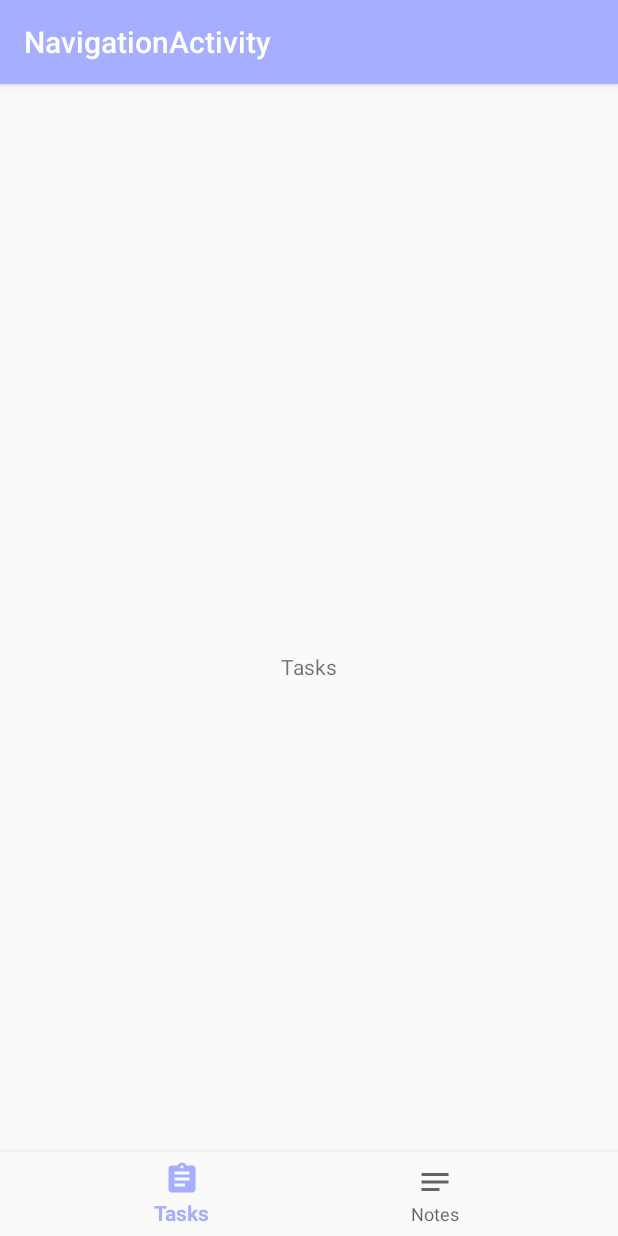
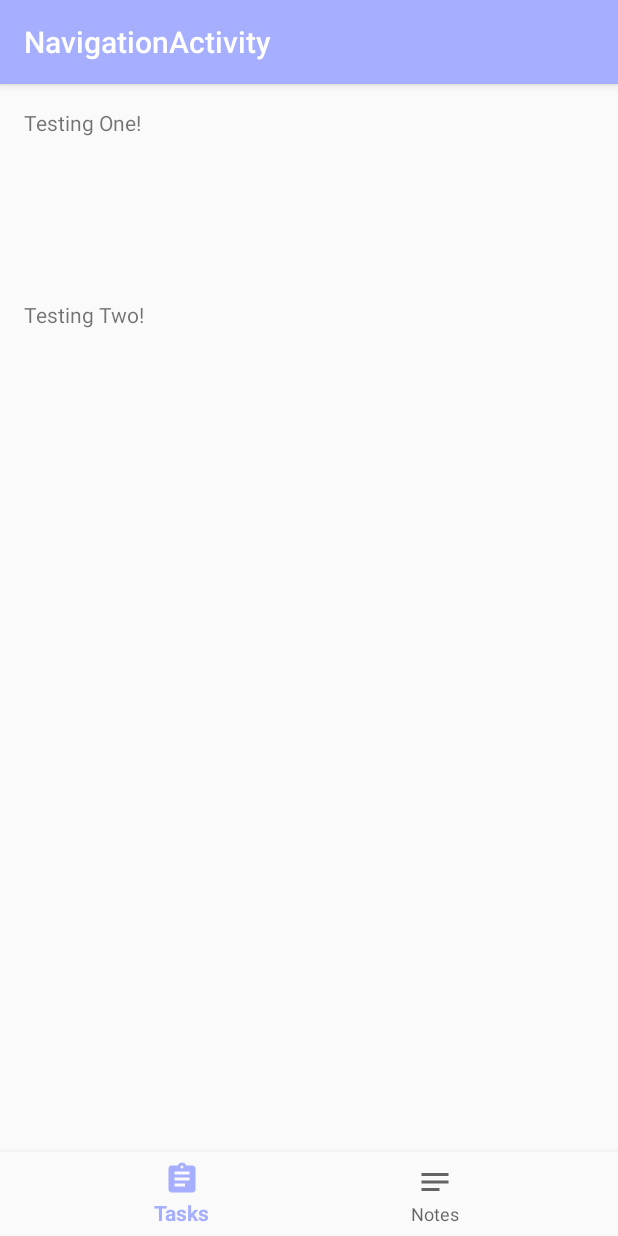
Before and after one commit to ProductivityCafe/UdemyCourseWalkthrough, an Android app: the screen it shows after launch (NavigationActivity), on a phone screen of 412 x 824 dp. Run offline under Robolectric (Android 15) with nearby library versions, the phone set to English and light mode, and no system bars.

Commit message:
added task recycler view

```diff
--- /dev/null
+++ b/app/src/main/java/course/intermediate/notes/tasks/TaskAdapter.kt
@@ -0,0 +1,34 @@
+package course.intermediate.notes.tasks
+
+import android.view.LayoutInflater
+import android.view.View
+import android.view.ViewGroup
+import androidx.recyclerview.widget.RecyclerView
+import course.intermediate.notes.R
+import course.intermediate.notes.models.Task
+import kotlinx.android.synthetic.main.item_task.view.*
+
+class TaskAdapter(
+    private val taskList: MutableList<Task> = mutableListOf()
+): RecyclerView.Adapter<RecyclerView.ViewHolder>() {
+
+    override fun onCreateViewHolder(parent: ViewGroup, viewType: Int): RecyclerView.ViewHolder =
+        ViewHolder(LayoutInflater.from(parent.context).inflate(R.layout.item_task, parent, false))
+
+
+    override fun getItemCount(): Int = taskList.size
+
+    override fun onBindViewHolder(holder: RecyclerView.ViewHolder, position: Int) {
+        (holder as ViewHolder).onBind(taskList[position])
+    }
+
+
+    class ViewHolder(val view: View): RecyclerView.ViewHolder(view) {
+
+        fun onBind(task: Task) {
+            view.titleView.text = task.title
+        }
+
+    }
+
+}
--- a/app/src/main/java/course/intermediate/notes/tasks/TasksListFragment.kt
+++ b/app/src/main/java/course/intermediate/notes/tasks/TasksListFragment.kt
@@ -6,8 +6,11 @@ import androidx.fragment.app.Fragment
 import android.view.LayoutInflater
 import android.view.View
 import android.view.ViewGroup
+import androidx.recyclerview.widget.LinearLayoutManager
 
 import course.intermediate.notes.R
+import course.intermediate.notes.models.Task
+import kotlinx.android.synthetic.main.fragment_tasks_list.*
 
 class TasksListFragment : Fragment() {
 
@@ -23,6 +26,18 @@ class TasksListFragment : Fragment() {
         return inflater.inflate(R.layout.fragment_tasks_list, container, false)
     }
 
+    override fun onViewCreated(view: View, savedInstanceState: Bundle?) {
+        super.onViewCreated(view, savedInstanceState)
+
+        recyclerView.layoutManager = LinearLayoutManager(context)
+        val adapter = TaskAdapter(mutableListOf(
+            Task("Testing One!"),
+            Task("Testing Two!")
+        ))
+        recyclerView.adapter = adapter
+
+    }
+
     companion object {
         fun newInstance() = TasksListFragment()
     }
--- a/app/src/main/res/layout/fragment_tasks_list.xml
+++ b/app/src/main/res/layout/fragment_tasks_list.xml
@@ -7,18 +7,13 @@
         android:layout_height="match_parent"
         tools:context=".tasks.TasksListFragment">
 
-    <TextView
-            android:layout_width="wrap_content"
-            android:layout_height="wrap_content"
-            android:text="@string/title_task"
+
+    <androidx.recyclerview.widget.RecyclerView
+            android:id="@+id/recyclerView"
+            android:layout_width="match_parent"
+            android:layout_height="match_parent"
             app:layout_constraintTop_toTopOf="parent"
             app:layout_constraintStart_toStartOf="parent"
             app:layout_constraintEnd_toEndOf="parent"
-            app:layout_constraintBottom_toBottomOf="parent"
-            android:layout_marginEnd="8dp"
-            android:layout_marginStart="8dp"
-            android:layout_marginTop="16dp"
-            android:layout_marginBottom="8dp"
-    />
-
+            app:layout_constraintBottom_toBottomOf="parent"/>
 </androidx.constraintlayout.widget.ConstraintLayout>
--- /dev/null
+++ b/app/src/main/res/layout/item_task.xml
@@ -0,0 +1,18 @@
+<?xml version="1.0" encoding="utf-8"?>
+<androidx.constraintlayout.widget.ConstraintLayout
+        xmlns:android="http://schemas.android.com/apk/res/android"
+        xmlns:app="http://schemas.android.com/apk/res-auto"
+        android:layout_width="match_parent"
+        android:layout_height="@dimen/simple_item_view_height">
+
+    <TextView
+            android:id="@+id/titleView"
+            android:text="TextView"
+            android:layout_width="wrap_content"
+            android:layout_height="wrap_content"
+            android:layout_marginStart="@dimen/item_margin_default"
+            android:layout_marginTop="@dimen/item_margin_default"
+            app:layout_constraintTop_toTopOf="parent"
+            app:layout_constraintStart_toStartOf="parent"/>
+
+</androidx.constraintlayout.widget.ConstraintLayout>
--- a/app/src/main/res/values/dimens.xml
+++ b/app/src/main/res/values/dimens.xml
@@ -2,4 +2,7 @@
     <!-- Default screen margins, per the Android Design guidelines. -->
     <dimen name="activity_horizontal_margin">16dp</dimen>
     <dimen name="activity_vertical_margin">16dp</dimen>
+
+    <dimen name="simple_item_view_height">128dp</dimen>
+    <dimen name="item_margin_default">16dp</dimen>
 </resources>
```
